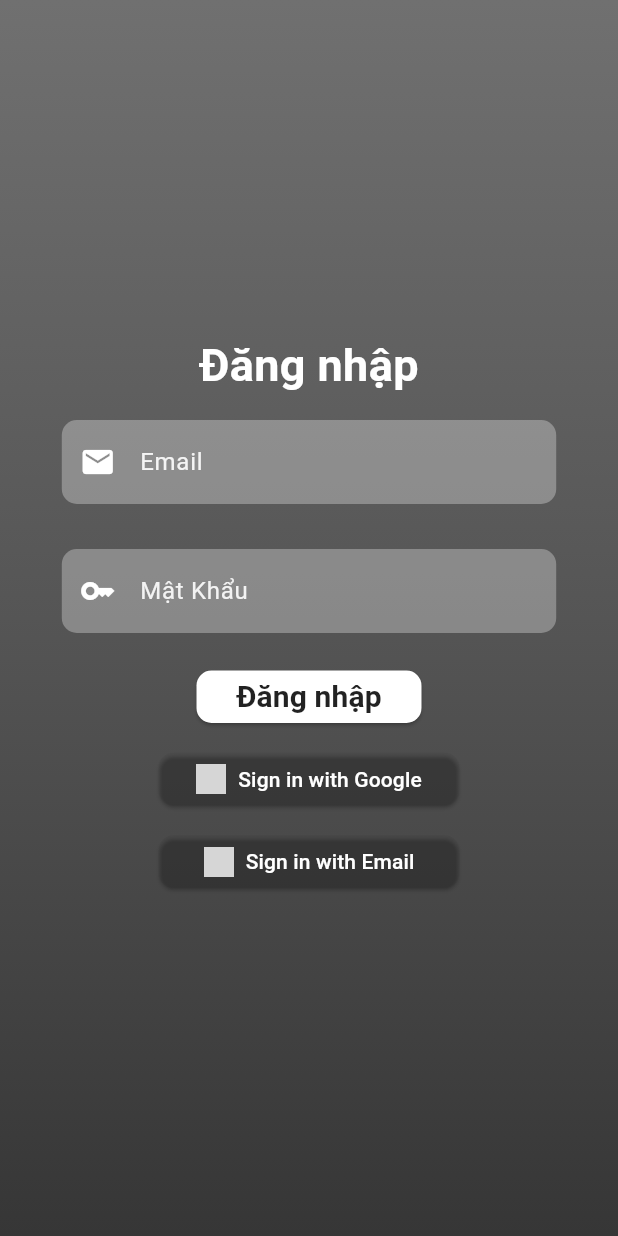
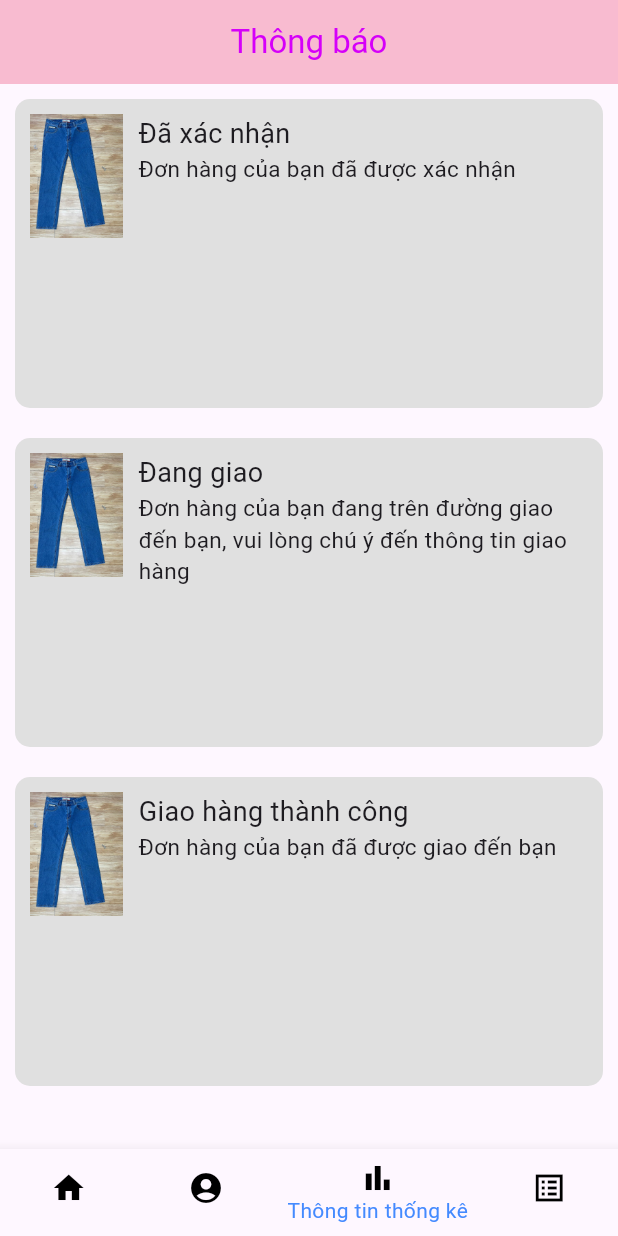
Before and after one commit to phamduykhanh135/fashion-NKH, a Flutter app: the screen it shows after launch, on a phone screen of 412 x 824 dp. Run offline on Flutter 3.47's test engine with Material 3 defaults, Android fonts, the phone set to English and light mode, and no system bars; our stand-ins replace carousel_slider; missing offline and left inert: dart:js_util; grey boxes are pictures that could not be loaded.

Commit message:
update interface

```diff
--- a/lib/main.dart
+++ b/lib/main.dart
@@ -2,6 +2,12 @@ import 'package:flutter/material.dart';
 import 'package:sales_application/khanh/login.dart';
 import 'package:sales_application/khanh/menu_dart.dart';
 import 'package:sales_application/khanh/personal_screen.dart';
+import 'package:sales_application/nghia/manage_order.dart';
+import 'package:sales_application/nghia/purchase_history.dart';
+import 'package:sales_application/nghia/order_status.dart';
+import 'package:sales_application/nghia/cancel_order.dart';
+import 'package:sales_application/nghia/notification.dart';
+import 'package:sales_application/nghia/order_confirmation.dart';
 
 void main() {
   runApp(const MyApp());
@@ -20,11 +26,17 @@ class MyApp extends StatelessWidget {
         primarySwatch: Colors.blue,
       ),
      // home: const Menu_Screen()
-     initialRoute: "/login",
+     initialRoute: "/notifications",
      routes: {
        "/login":(context)=>const Login_Screen(),
       "/menu":(context)=>const Menu_Screen(),
-      "/personal":(context)=>const Personal_Screen()
+      "/personal":(context)=>const Personal_Screen(),
+      "/manager_order":(context) => const Manage_order(),
+      "/purchase_history":(context) => const PurchaseHistory(),
+      "/order_status":(context) => const OrderStatus(),
+      "/cancel_order":(context) => const CancelOrder(),
+      "/notifications":(context) => const Notifications(),
+      "/order_confirmation":(context) => const OrderConfirmation(),
      },
     );
   }
--- /dev/null
+++ b/lib/nghia/notification.dart
@@ -0,0 +1,102 @@
+import 'package:flutter/material.dart';
+import 'package:sales_application/khanh/bottom.dart';
+
+class Notifications extends StatefulWidget {
+  const Notifications({super.key});
+
+  @override
+  State<Notifications> createState() => _NotificationsState();
+}
+
+class _NotificationsState extends State<Notifications> {
+  //title
+  List<String> title=[
+    'Đã xác nhận',
+    'Đang giao',
+    'Giao hàng thành công'
+  ];
+  //message
+  List<String> message=[
+    'Đơn hàng của bạn đã được xác nhận',
+    'Đơn hàng của bạn đang trên đường giao đến bạn, vui lòng chú ý đến thông tin giao hàng',
+    'Đơn hàng của bạn đã được giao đến bạn'
+  ];
+
+
+  @override
+  Widget build(BuildContext context) {
+    return Scaffold(
+      appBar: AppBar(
+        backgroundColor: Colors.pink.shade100,//có thể thay đổi
+        title: Text('Thông báo',textAlign: TextAlign.center,style: TextStyle(color: Colors.purpleAccent.shade400,)),//thay doi
+        centerTitle: true,// chỉnh titile ở giữa
+
+      ),
+      body: SingleChildScrollView(
+        child: Column(
+          children: [
+            for(int i=0;i<3;i++)
+
+            Container(
+              margin: EdgeInsets.all(10),
+              padding: EdgeInsets.fromLTRB(0, 10, 0, 10),
+              width:MediaQuery.of(context).size.width,
+              height: MediaQuery.of(context).size.height/4,
+              decoration: BoxDecoration(color: Colors.grey.shade300 ,borderRadius: BorderRadius.circular(10)),
+              child:
+                // Column(
+                  // crossAxisAlignment: CrossAxisAlignment.start,
+
+                  // children: [
+                Row(
+                  crossAxisAlignment: CrossAxisAlignment.start,
+                  children: [
+                    //Ảnh
+                    Container(
+
+                      width: MediaQuery.of(context).size.width/5,
+                      height:MediaQuery.of(context).size.height/10,
+                      child: Image.asset('assets/img/quanjean.jpg')
+                    ),
+
+                    //Thông tin sản phẩm
+                    Column(
+                      crossAxisAlignment: CrossAxisAlignment.start,
+
+                      children: [
+                        //title
+                        Text(
+                          "${title[i]}",
+                          style: TextStyle(fontSize: 18),
+                        ),
+                        // SizedBox(height: 5,),
+                        //message
+                        Container(
+                          height: MediaQuery.of(context).size.height/8,
+                          width:  MediaQuery.of(context).size.width/1.4,
+                          child: Text(
+                          "${message[i]}",
+                          style: TextStyle(fontSize: 15,),
+                          softWrap: true, // Cho phép tự động xuống dòng
+                          overflow: TextOverflow.clip, // Hiển thị toàn bộ văn bản, không bị cắt ngang
+                        ),
+                        )
+
+
+                      ],
+                    )
+                  ],
+                ),
+                  //]
+              //),
+            ),
+
+
+
+          ]
+        ),
+      ),
+      bottomNavigationBar:const Bottom_Nav(id:2) ,
+    );
+  }
+}
```
Also changed, not shown: lib/nghia/cancel_order.dart (added, +128 -0 lines), lib/nghia/manage_order.dart (+73 -5 lines), lib/nghia/order_confirmation.dart (added, +128 -0 lines), lib/nghia/order_status.dart (added, +141 -0 lines), lib/nghia/purchase_history.dart (added, +88 -0 lines), pubspec.yaml (+5 -3 lines), assets/img/package.jpg (added), assets/img/quanjean.jpg (added), 1 other file.
